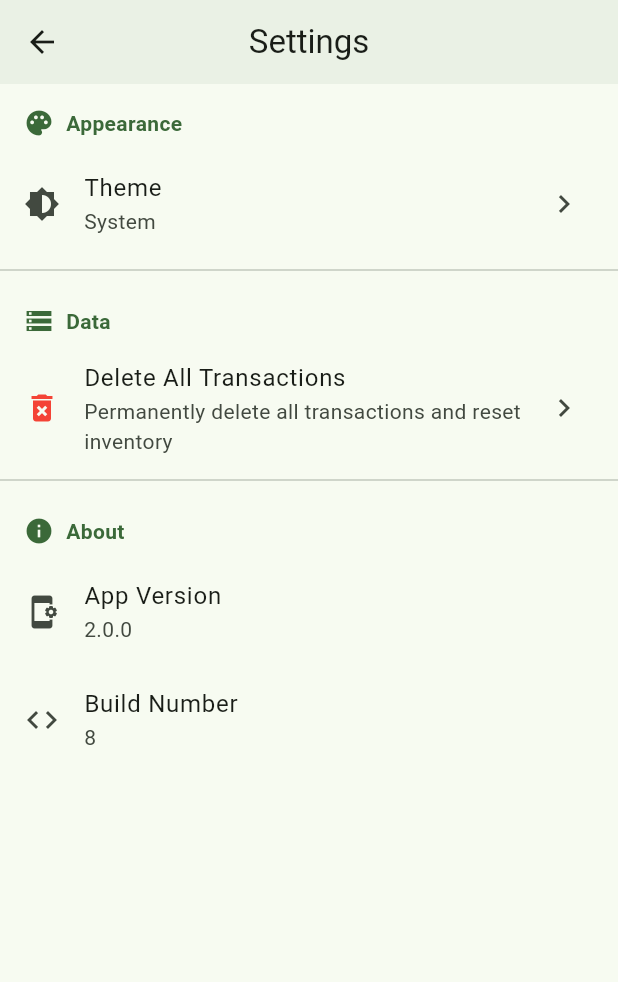
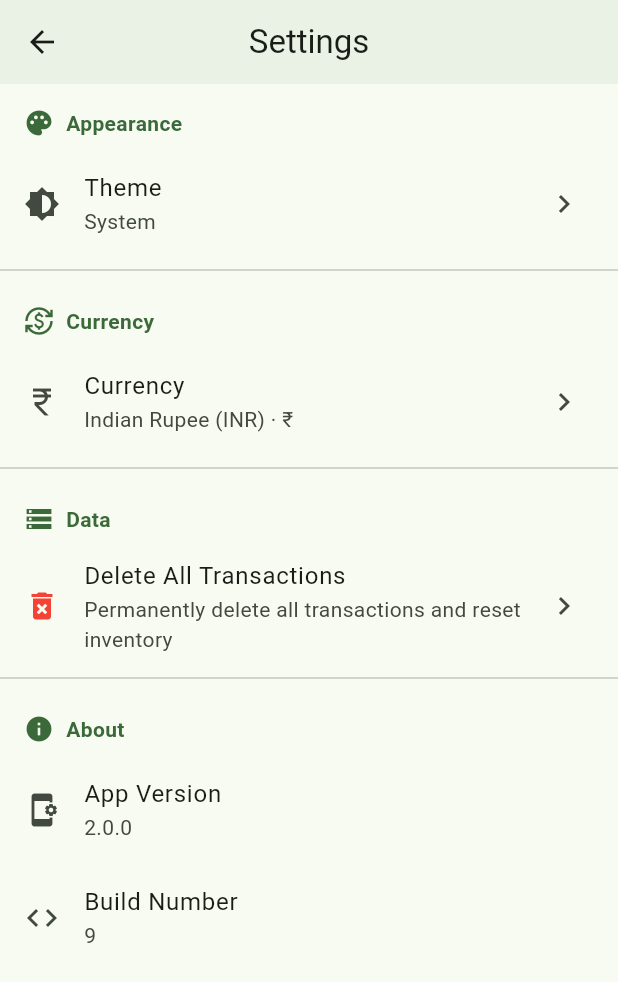
Before and after one commit to kmaral/SpareChange, a Flutter app: the screen it shows after launch, after a tap on the "settings" icon, on a phone screen of 412 x 824 dp. Shown: the top 982 px of the screen. Run offline on Flutter 3.47's test engine with Material 3 defaults, Android fonts, the phone set to English and light mode, and no system bars; our stand-ins replace google_mobile_ads, hive, hive_flutter, shared_preferences; accounts and stored records are empty; network calls fail.

Commit message:
feat: Implement multi-currency support with currency selection and display enhancements

```diff
--- a/lib/models/transaction.dart
+++ b/lib/models/transaction.dart
@@ -1,4 +1,5 @@
 import 'package:hive/hive.dart';
+import 'currency_info.dart';
 
 part 'transaction.g.dart';
 
@@ -31,6 +32,11 @@ class CurrencyTransaction {
   @HiveField(9)
   final DateTime lastModified;
 
+  // Currency code active when this transaction was recorded (e.g. 'INR', 'USD').
+  // Null for transactions created before multi-currency support existed.
+  @HiveField(12)
+  final String? currencyCode;
+
   CurrencyTransaction({
     required this.id,
     required this.denominationValue,
@@ -41,6 +47,7 @@ class CurrencyTransaction {
     this.reason,
     DateTime? timestamp,
     DateTime? lastModified,
+    this.currencyCode,
   }) : timestamp = timestamp ?? DateTime.now(),
        lastModified = lastModified ?? DateTime.now();
 
@@ -55,6 +62,7 @@ class CurrencyTransaction {
     String? reason,
     DateTime? timestamp,
     DateTime? lastModified,
+    String? currencyCode,
   }) {
     return CurrencyTransaction(
       id: id ?? this.id,
@@ -66,8 +74,14 @@ class CurrencyTransaction {
       reason: reason ?? this.reason,
       timestamp: timestamp ?? this.timestamp,
       lastModified: lastModified ?? this.lastModified,
+      currencyCode: currencyCode ?? this.currencyCode,
     );
   }
+
+  // Currency symbol this transaction was recorded in, falling back to
+  // [fallbackCode] for transactions saved before multi-currency support existed.
+  String currencySymbolOr(String fallbackCode) =>
+      currencyInfoForCode(currencyCode ?? fallbackCode).symbol;
 
   // Display denomination value with currency symbol
   String get displayDenomination {
--- a/lib/providers/app_provider.dart
+++ b/lib/providers/app_provider.dart
@@ -1,6 +1,7 @@
 import 'package:flutter/material.dart';
 import 'package:shared_preferences/shared_preferences.dart';
 import 'package:uuid/uuid.dart';
+import '../models/currency_info.dart';
 import '../models/denomination.dart';
 import '../models/transaction.dart';
 import '../models/inventory.dart';
@@ -70,19 +71,10 @@ class AppProvider with ChangeNotifier {
   String get currency => _currency;
 
   // Get currency symbol
-  String get currencySymbol {
-    switch (_currency) {
-      case 'USD':
-        return '\$';
-      case 'EUR':
-        return '€';
-      case 'GBP':
-        return '£';
-      case 'INR':
-      default:
-        return '₹';
-    }
-  }
+  String get currencySymbol => currencyInfoForCode(_currency).symbol;
+
+  // Get currency display name
+  String get currencyName => currencyInfoForCode(_currency).name;
 
   // Get currency icon
   IconData get currencyIconData {
@@ -94,8 +86,14 @@ class AppProvider with ChangeNotifier {
       case 'GBP':
         return Icons.currency_pound;
       case 'INR':
+        return Icons.currency_rupee;
+      case 'JPY':
+      case 'CNY':
+        return Icons.currency_yen;
+      case 'RUB':
+        return Icons.currency_ruble;
       default:
-        return Icons.currency_rupee;
+        return Icons.payments;
     }
   }
 
@@ -207,7 +205,7 @@ class AppProvider with ChangeNotifier {
       );
       if (exists) {
         final typeName = type == DenominationType.coin ? 'coin' : 'note';
-        _setError('$typeName with value ₹$value already exists');
+        _setError('$typeName with value $currencySymbol$value already exists');
         return;
       }
 
@@ -284,6 +282,7 @@ class AppProvider with ChangeNotifier {
         reason: reason,
         timestamp: timestamp ?? DateTime.now(),
         lastModified: DateTime.now(),
+        currencyCode: _currency,
       );
 
       _inventory = await _localStorageService.addTransactionAndUpdateInventory(
@@ -315,6 +314,7 @@ class AppProvider with ChangeNotifier {
         totalAmount: denomination.value * quantity,
         reason: reason,
         lastModified: DateTime.now(),
+        currencyCode: _currency,
       );
 
       await _localStorageService.updateTransaction(updated);
--- a/lib/screens/settings_screen.dart
+++ b/lib/screens/settings_screen.dart
@@ -1,6 +1,7 @@
 import 'package:flutter/material.dart';
 import 'package:provider/provider.dart';
 import '../providers/app_provider.dart';
+import 'currency_selection_screen.dart';
 
 class SettingsScreen extends StatefulWidget {
   const SettingsScreen({super.key});
@@ -107,6 +108,31 @@ class _SettingsScreenState extends State<SettingsScreen> {
           ),
           const Divider(),
 
+          // Currency Settings
+          _SettingsSection(
+            title: 'Currency',
+            icon: Icons.currency_exchange,
+            children: [
+              Consumer<AppProvider>(
+                builder: (context, provider, _) => ListTile(
+                  leading: Icon(provider.currencyIconData),
+                  title: const Text('Currency'),
+                  subtitle: Text(
+                    '${provider.currencyName} (${provider.currency}) · ${provider.currencySymbol}',
+                  ),
+                  trailing: const Icon(Icons.chevron_right),
+                  onTap: () => Navigator.push(
+                    context,
+                    MaterialPageRoute(
+                      builder: (context) => const CurrencySelectionScreen(),
+                    ),
+                  ),
+                ),
+              ),
+            ],
+          ),
+          const Divider(),
+
           // Data Section
           _SettingsSection(
             title: 'Data',
@@ -138,7 +164,7 @@ class _SettingsScreenState extends State<SettingsScreen> {
               ListTile(
                 leading: const Icon(Icons.code),
                 title: const Text('Build Number'),
-                subtitle: const Text('8'),
+                subtitle: const Text('9'),
               ),
             ],
           ),
--- a/lib/services/local_storage_service.dart
+++ b/lib/services/local_storage_service.dart
@@ -97,7 +97,9 @@ class LocalStorageService {
   // Re-derive inventory counts from all stored transactions
   Future<Inventory> recalculateInventoryFromTransactions() async {
     var inventory = Inventory();
-    for (final transaction in _transactionsBox.values) {
+    final orderedTransactions = _transactionsBox.values.toList()
+      ..sort((a, b) => a.timestamp.compareTo(b.timestamp));
+    for (final transaction in orderedTransactions) {
       inventory = transaction.transactionType == TransactionType.added
           ? inventory.addCount(transaction.denominationId, transaction.quantity)
           : inventory.subtractCount(
--- a/pubspec.yaml
+++ b/pubspec.yaml
@@ -16,7 +16,7 @@ publish_to: 'none' # Remove this line if you wish to publish to pub.dev
 # https://developer.apple.com/library/archive/documentation/General/Reference/InfoPlistKeyReference/Articles/CoreFoundationKeys.html
 # In Windows, build-name is used as the major, minor, and patch parts
 # of the product and file versions while build-number is used as the build suffix.
-version: 2.0.0+8
+version: 2.0.0+9
 
 environment:
   sdk: ^3.9.2
```
Also changed, not shown: lib/models/currency_info.dart (added, +176 -0 lines), lib/screens/currency_selection_screen.dart (added, +111 -0 lines), lib/screens/transaction_detail_screen.dart (+7 -3 lines), lib/screens/transactions_screen.dart (+5 -2 lines), lib/models/transaction.g.dart, 1 other file.
